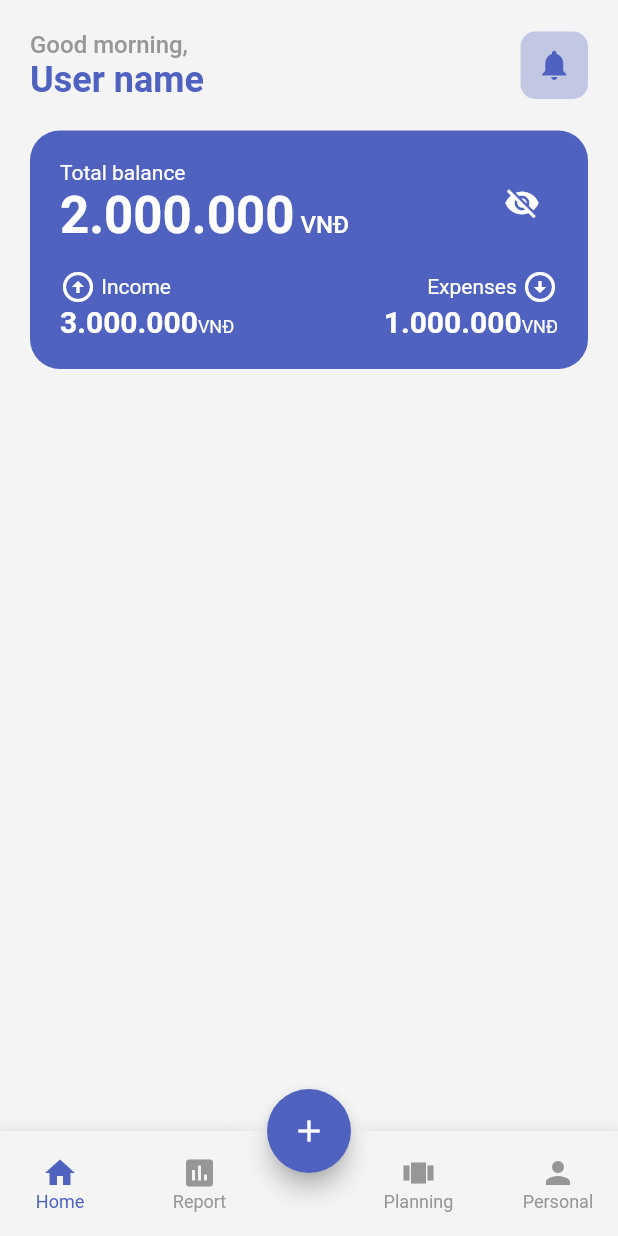
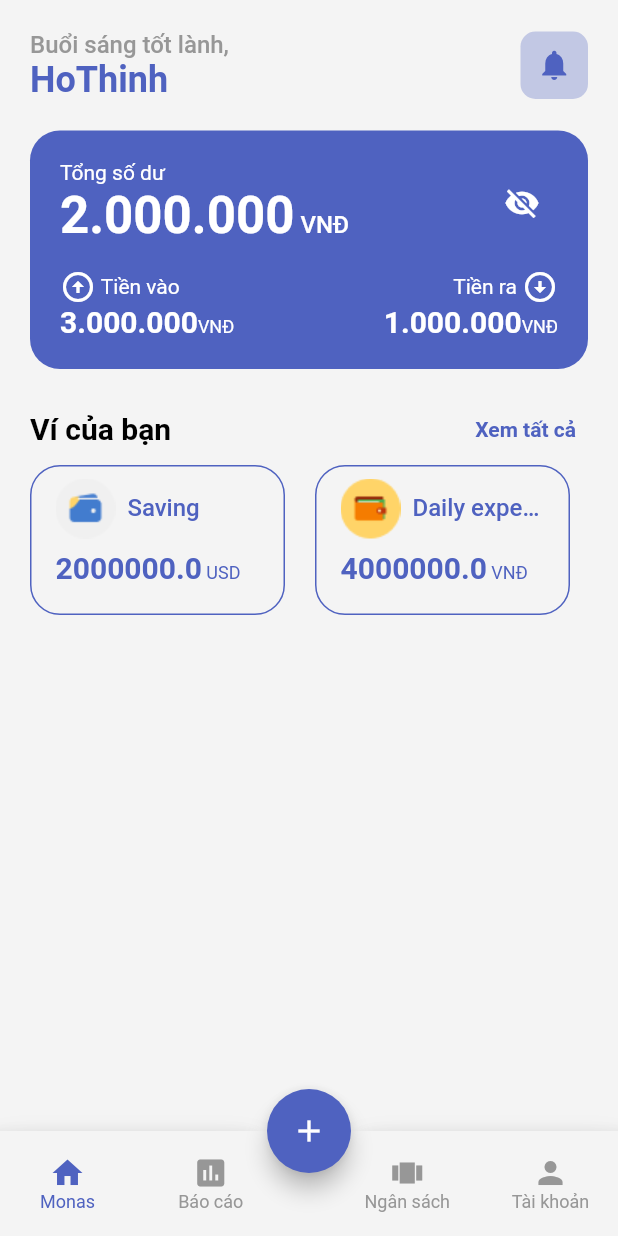
Before and after one commit to JohnyHo-art/Monas, a Flutter app: the screen it shows after launch, on a phone screen of 412 x 824 dp. Run offline on Flutter 3.47's test engine with Material 2 defaults, Android fonts, the phone set to English and light mode, and no system bars.

Commit message:
New update on home's components

```diff
--- a/lib/constants/dimens.dart
+++ b/lib/constants/dimens.dart
@@ -4,8 +4,10 @@ class Dimens {
   static const cardCornerRadiusBig = 30.0;
   static const spaceBetweenWidgets = 16.0;
   static const iconSize = 24.0;
+  static const largeIconSize = 40.0;
   static const padding = 20.0;
   static const smallPadding = 16.0;
+  static const tinyPadding = 8.0;
   static const buttonHeight = 40.0;
   static const buttonWidth = 280.0;
 }
--- a/lib/constants/text_style.dart
+++ b/lib/constants/text_style.dart
@@ -6,6 +6,7 @@ const subText = TextStyle(
   fontSize: 14,
   color: subTextColor,
   fontWeight: FontWeight.w400,
+  overflow: TextOverflow.ellipsis,
 );
 
 const subText2 = TextStyle(
@@ -13,6 +14,7 @@ const subText2 = TextStyle(
   fontSize: 14,
   color: subTextColor2,
   fontWeight: FontWeight.w500,
+  overflow: TextOverflow.ellipsis,
 );
 
 class HeaderText {
@@ -22,6 +24,7 @@ class HeaderText {
       fontSize: 34,
       color: color ?? textOnSecondaryColor,
       fontWeight: FontWeight.w700,
+      overflow: TextOverflow.ellipsis,
     );
   }
 
@@ -31,6 +34,7 @@ class HeaderText {
       fontSize: 24,
       color: color ?? textOnSecondaryColor,
       fontWeight: FontWeight.w700,
+      overflow: TextOverflow.ellipsis,
     );
   }
 
@@ -40,6 +44,7 @@ class HeaderText {
       fontSize: 20,
       color: color ?? textOnSecondaryColor,
       fontWeight: FontWeight.w600,
+      overflow: TextOverflow.ellipsis,
     );
   }
 }
@@ -51,6 +56,7 @@ class BodyText {
       fontSize: 16,
       color: color ?? textOnSecondaryColor,
       fontWeight: FontWeight.w500,
+      overflow: TextOverflow.ellipsis,
     );
   }
 
@@ -60,6 +66,7 @@ class BodyText {
       fontSize: 14,
       color: color ?? textOnSecondaryColor,
       fontWeight: FontWeight.w400,
+      overflow: TextOverflow.ellipsis,
     );
   }
 
@@ -69,6 +76,7 @@ class BodyText {
       fontSize: 12,
       color: color ?? textOnSecondaryColor,
       fontWeight: FontWeight.normal,
+      overflow: TextOverflow.ellipsis,
     );
   }
 
@@ -78,6 +86,7 @@ class BodyText {
       fontSize: 14,
       color: color ?? textOnPrimaryColor,
       fontWeight: FontWeight.w600,
+      overflow: TextOverflow.ellipsis,
     );
   }
 }
--- a/lib/views/home_tab/components/home_header.dart
+++ b/lib/views/home_tab/components/home_header.dart
@@ -8,11 +8,11 @@ class HomeHeader extends StatelessWidget {
   String _getGreeting() {
     int currentHour = DateTime.now().hour;
     if(currentHour >= 0 && currentHour <= 10) {
-      return 'Good morning,';
+      return 'Buổi sáng tốt lành,';
     } else if (currentHour > 10 && currentHour <= 17) {
-      return 'Good afternoon,';
+      return 'Chào buổi chiều,';
     } else {
-      return 'Good evening,';
+      return 'Buổi tối vui vẻ,';
     }
   }
 
@@ -33,7 +33,7 @@ class HomeHeader extends StatelessWidget {
               ),
               Text(
                 //TODO: Add user name
-                'User name',
+                'HoThinh',
                 style: HeaderText.header2(primaryColor),
               ),
             ],
--- a/lib/views/home_tab/components/home_total_balance.dart
+++ b/lib/views/home_tab/components/home_total_balance.dart
@@ -16,7 +16,7 @@ class HomeTotalBalance extends StatelessWidget {
           child: Column(
             crossAxisAlignment: CrossAxisAlignment.start,
             children: [
-              Text('Total balance', style: BodyText.body2(textOnPrimaryColor)),
+              Text('Tổng số dư', style: BodyText.body2(textOnPrimaryColor)),
               Text.rich(
                 TextSpan(
                   children: [
@@ -71,7 +71,7 @@ class HomeTotalBalance extends StatelessWidget {
                       ),
                     ),
                     TextSpan(
-                      text: ' Income',
+                      text: ' Tiền vào',
                       style: BodyText.body2(textOnPrimaryColor),
                     ),
                   ],
@@ -104,7 +104,7 @@ class HomeTotalBalance extends StatelessWidget {
                 TextSpan(
                   children: [
                     TextSpan(
-                      text: 'Expenses ',
+                      text: 'Tiền ra ',
                       style: BodyText.body2(textOnPrimaryColor),
                     ),
                     const WidgetSpan(
--- /dev/null
+++ b/lib/views/home_tab/components/home_wallets.dart
@@ -0,0 +1,130 @@
+import 'package:flutter/material.dart';
+import 'package:monas/constants/color.dart';
+import 'package:monas/constants/dimens.dart';
+import 'package:monas/constants/text_style.dart';
+
+class HomeWallets extends StatelessWidget {
+  const HomeWallets({Key? key}) : super(key: key);
+
+  Padding _walletItem(String iconUrl, String name, double totalBalance,
+      String currencyUnit, VoidCallback onPressed) {
+    return Padding(
+      padding: const EdgeInsets.only(left: Dimens.padding),
+      child: InkWell(
+        onTap: onPressed,
+        splashColor: primaryColorShadeThirty,
+        borderRadius: BorderRadius.circular(Dimens.cardCornerRadiusMedium),
+        child: Container(
+          height: 100,
+          width: 170,
+          decoration: BoxDecoration(
+            border: Border.all(color: primaryColor),
+            borderRadius: BorderRadius.circular(Dimens.cardCornerRadiusMedium),
+          ),
+          child: Padding(
+            padding: const EdgeInsets.only(
+              left: Dimens.smallPadding,
+              top: Dimens.tinyPadding,
+              right: Dimens.smallPadding,
+            ),
+            child: Column(
+              crossAxisAlignment: CrossAxisAlignment.start,
+              children: [
+                Text.rich(
+                  TextSpan(
+                    children: [
+                      WidgetSpan(
+                        alignment: PlaceholderAlignment.middle,
+                        child: Image.asset(
+                          iconUrl,
+                          fit: BoxFit.cover,
+                          height: Dimens.largeIconSize,
+                          width: Dimens.largeIconSize,
+                        ),
+                      ),
+                      TextSpan(
+                        text: '  ' + name,
+                        //TODO: text overflow
+                        style: BodyText.body1(primaryColor),
+                      )
+                    ],
+                  ),
+                  maxLines: 1,
+                  overflow: TextOverflow.ellipsis,
+                ),
+                const SizedBox(height: Dimens.tinyPadding),
+                Text.rich(
+                  TextSpan(
+                    children: [
+                      TextSpan(
+                        text: totalBalance.toString(),
+                        style: HeaderText.header3(primaryColor),
+                      ),
+                      TextSpan(
+                        text: ' ' + currencyUnit.toUpperCase(),
+                        style: BodyText.caption(primaryColor),
+                      ),
+                    ],
+                  ),
+                  maxLines: 1,
+                  overflow: TextOverflow.ellipsis,
+                ),
+              ],
+            ),
+          ),
+        ),
+      ),
+    );
+  }
+
+  @override
+  Widget build(BuildContext context) {
+    return Column(
+      children: [
+        Padding(
+          padding: const EdgeInsets.symmetric(horizontal: Dimens.padding),
+          child: Row(
+            mainAxisAlignment: MainAxisAlignment.spaceBetween,
+            children: [
+              Text(
+                'Ví của bạn',
+                style: HeaderText.header3(textOnSecondaryColor),
+              ),
+              TextButton(
+                  style: ButtonStyle(
+                      overlayColor: MaterialStateColor.resolveWith(
+                          (states) => primaryColorShadeThirty)),
+                  onPressed: () {},
+                  child: Text(
+                    'Xem tất cả',
+                    style: BodyText.buttonText(primaryColor),
+                  ))
+            ],
+          ),
+        ),
+        SizedBox(
+          height: 100,
+          child: ListView(
+            scrollDirection: Axis.horizontal,
+            children: [
+              _walletItem(
+                'assets/icons/wallet_ic/wallet_ic1.png',
+                'Saving',
+                2000000,
+                'usd',
+                () {},
+              ),
+              _walletItem(
+                'assets/icons/wallet_ic/wallet_ic5.png',
+                'Daily expense',
+                4000000,
+                'vnđ',
+                () {},
+              )
+            ],
+          ),
+        ),
+      ],
+    );
+  }
+}
--- a/lib/views/home_tab/home_screen.dart
+++ b/lib/views/home_tab/home_screen.dart
@@ -1,6 +1,7 @@
 import 'package:flutter/material.dart';
 import 'package:monas/constants/color.dart';
 import 'package:monas/constants/dimens.dart';
+import 'package:monas/views/home_tab/components/home_wallets.dart';
 
 import 'components/home_header.dart';
 import 'components/home_total_balance.dart';
@@ -20,6 +21,8 @@ class HomeScreen extends StatelessWidget {
               HomeHeader(),
               SizedBox(height: Dimens.padding),
               HomeTotalBalance(),
+              SizedBox(height: Dimens.smallPadding),
+              HomeWallets(),
               SizedBox(height: Dimens.padding),
             ],
           ),
--- a/lib/views/main_screen.dart
+++ b/lib/views/main_screen.dart
@@ -26,7 +26,7 @@ class _MainScreenState extends State<MainScreen> {
 
   Widget _bottomNavItem(IconData iconData, String name, int index) {
     return SizedBox(
-      width: 80,
+      width: 90,
       child: MaterialButton(
         splashColor: primaryColorShadeThirty,
         onPressed: () {
@@ -69,17 +69,17 @@ class _MainScreenState extends State<MainScreen> {
             const SizedBox(height: 10),
             ListTile(
               leading: const Icon(Icons.arrow_upward),
-              title: const Text('Add new income'),
+              title: const Text('Thêm thu nhập mới'),
               onTap: () {},
             ),
             ListTile(
               leading: const Icon(Icons.arrow_downward),
-              title: const Text('Add new expense'),
+              title: const Text('Thêm chi tiêu mới'),
               onTap: () {},
             ),
             ListTile(
               leading: const Icon(Icons.account_balance_wallet),
-              title: const Text('Create new wallet'),
+              title: const Text('Thêm ví mới'),
               onTap: () {},
             ),
           ],
@@ -108,11 +108,11 @@ class _MainScreenState extends State<MainScreen> {
               mainAxisSize: MainAxisSize.max,
               mainAxisAlignment: MainAxisAlignment.spaceBetween,
               children: [
-                _bottomNavItem(Icons.home, 'Home', 0),
-                _bottomNavItem(Icons.insert_chart, 'Report', 1),
-                const SizedBox(width: 40),
-                _bottomNavItem(Icons.view_carousel, 'Planning', 2),
-                _bottomNavItem(Icons.person, 'Personal', 3),
+                _bottomNavItem(Icons.home, 'Monas', 0),
+                _bottomNavItem(Icons.insert_chart, 'Báo cáo', 1),
+                const SizedBox(width: 30),
+                _bottomNavItem(Icons.view_carousel, 'Ngân sách', 2),
+                _bottomNavItem(Icons.person, 'Tài khoản', 3),
               ],
             ),
           ),
--- a/pubspec.yaml
+++ b/pubspec.yaml
@@ -44,9 +44,8 @@ flutter:
   uses-material-design: true
 
   # To add assets to your application, add an assets section, like this:
-  # assets:
-  #   - images/a_dot_burr.jpeg
-  #   - images/a_dot_ham.jpeg
+  assets:
+    - assets/icons/wallet_ic/
 
   # An image asset can refer to one or more resolution-specific "variants", see
   # https://flutter.dev/assets-and-images/#resolution-aware.
```
Also changed, not shown: assets/icons/wallet_ic/wallet_ic1.png (added), assets/icons/wallet_ic/wallet_ic5.png (added).
